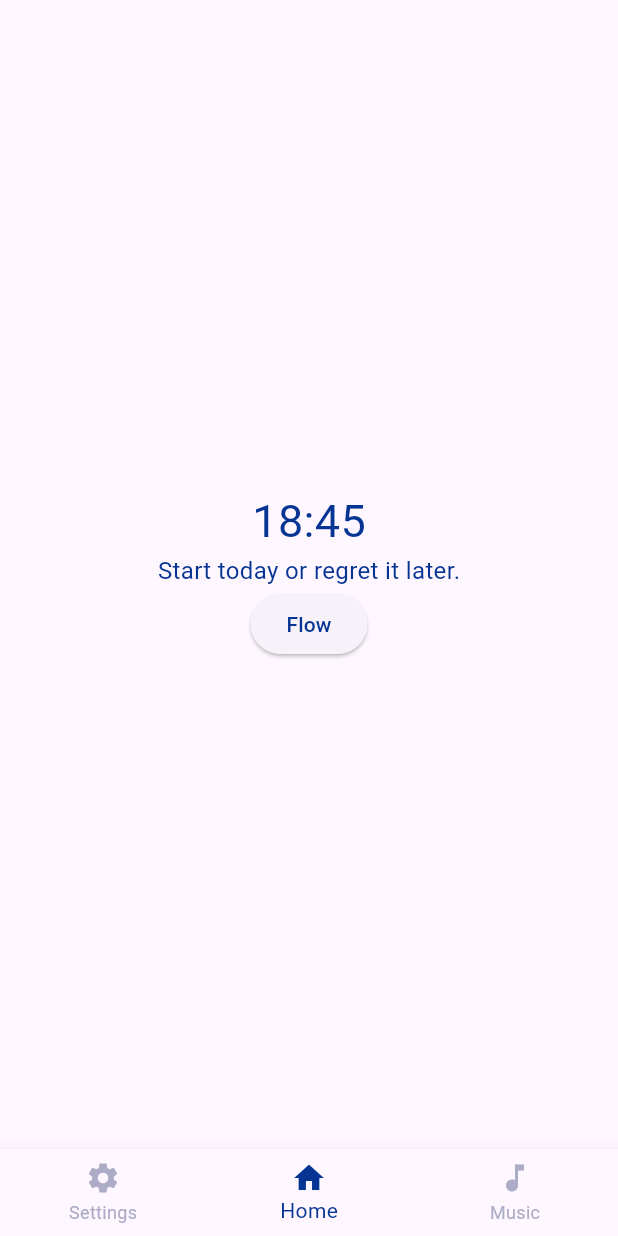
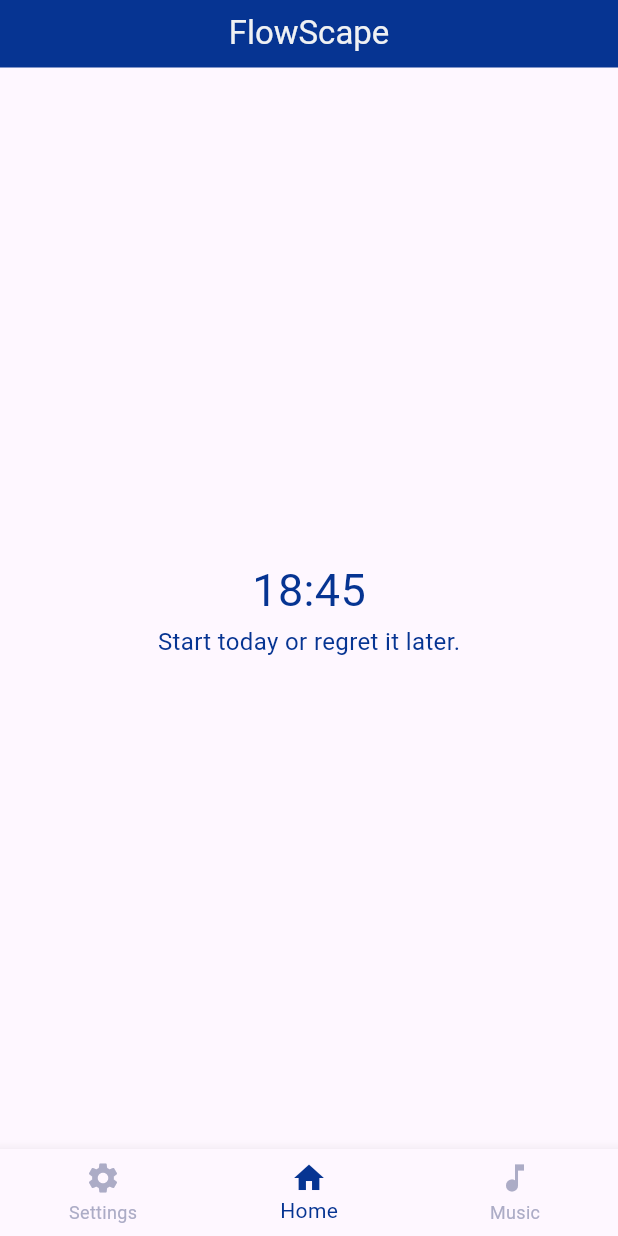
Before and after one commit to Ido-Badash/Flowscape, a Flutter app: the screen it shows after launch, on a phone screen of 412 x 824 dp. Run offline on Flutter 3.47's test engine with Material 3 defaults, Android fonts, the light colour scheme and no system bars.

Commit message:
master: Add AppBar and quote functionality to home screen ⚙️

```diff
--- a/lib/features/home/home.dart
+++ b/lib/features/home/home.dart
@@ -18,15 +18,29 @@ class FlowHome extends StatefulWidget {
 }
 
 class _FlowHomeState extends State<FlowHome> {
+  String currentQuote = randomQuote();
   int currentScreenIdx = 1;
 
   @override
   Widget build(BuildContext context) {
     return Scaffold(
       // add a full bg image
+      appBar: AppBar(
+        backgroundColor: FlowColors.blue,
+        centerTitle: true,
+        title: const Text(
+          "FlowScape",
+          style: TextStyle(
+        fontSize: FlowTextsSizes.h2,
+        color: FlowColors.white,
+          ),
+        ),
+        toolbarHeight: 45.0, // Reduce the height of the AppBar
+      ),
       body: Center(
         child: Column(
           mainAxisAlignment: MainAxisAlignment.center,
+          spacing: 1.5,
           children: [
             const Text(
               "18:45", // replace with irl time 24 hours clock style
@@ -36,18 +50,11 @@ class _FlowHomeState extends State<FlowHome> {
               ),
             ),
             Text(
-              randomQuote(),
+              currentQuote,
               style: TextStyle(
                 fontSize: FlowTextsSizes.h4,
                 color: FlowColors.blue,
               ),
-            ),
-            ElevatedButton(
-              onPressed: () {
-                // when pressed, goes to flow screen
-                debugPrint("Navigating to flow mode...");
-              },
-              child: Text("Flow", style: TextStyle(color: FlowColors.blue)),
             ),
           ],
         ),
@@ -67,6 +74,7 @@ class _FlowHomeState extends State<FlowHome> {
         selectedItemColor: FlowColors.blue,
         onTap: (int index) {
           setState(() {
+            updateQuote();
             currentScreenIdx = index;
           });
           debugPrint("Navigating to screen index: $currentScreenIdx");
@@ -74,4 +82,8 @@ class _FlowHomeState extends State<FlowHome> {
       ),
     );
   }
+
+  void updateQuote() {
+    currentQuote = randomQuote();
+  }
 }
```
